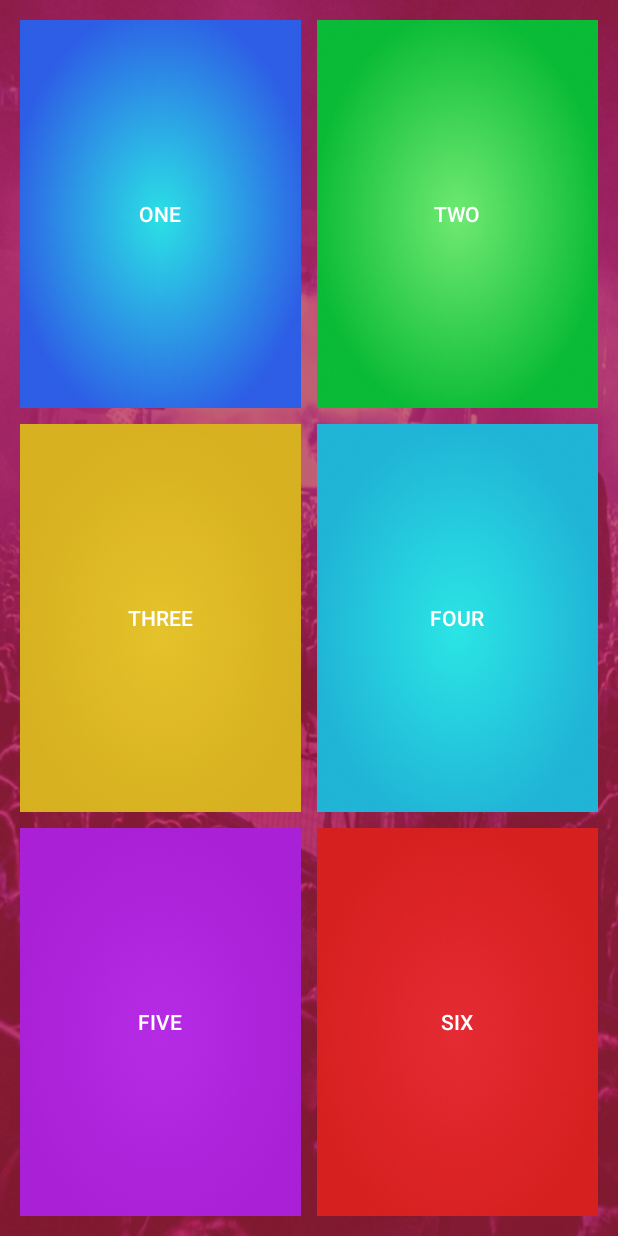
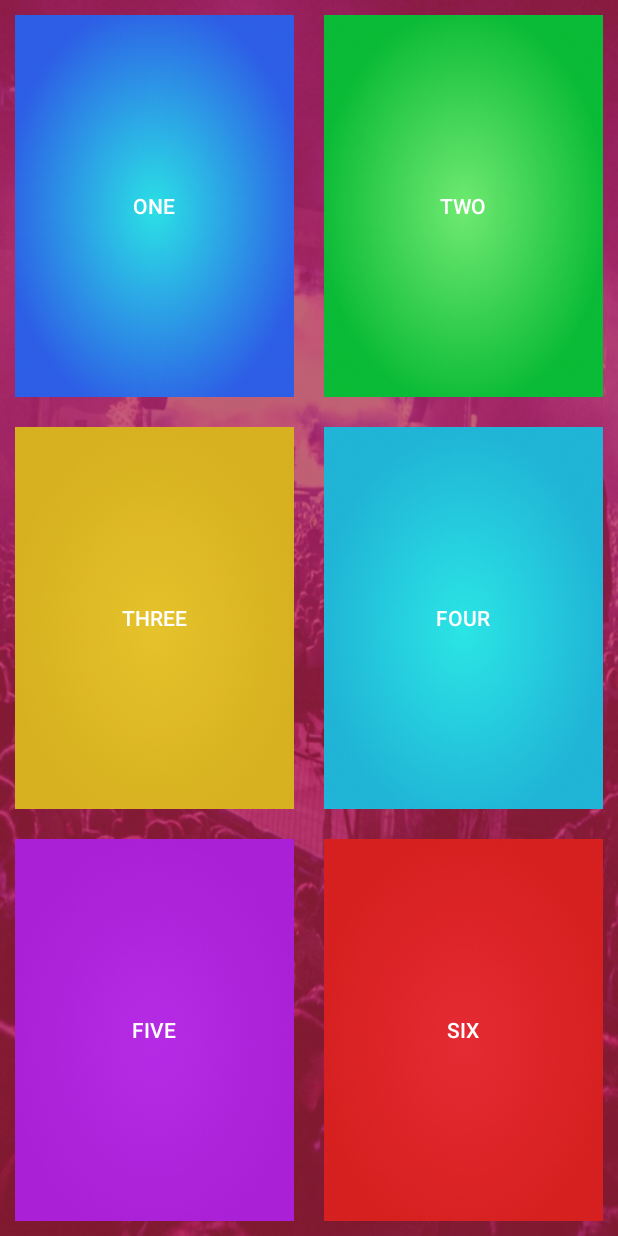
Before and after one commit to Abhishekabi/Drums, an Android app: the screen it shows after launch (MainActivity), on a phone screen of 412 x 824 dp. Run offline under Robolectric (Android 15) with nearby library versions, the phone set to English and light mode, and no system bars.

```diff
--- a/app/src/main/java/com/example/abima/gridlayout/MainActivity.java
+++ b/app/src/main/java/com/example/abima/gridlayout/MainActivity.java
@@ -3,7 +3,6 @@ package com.example.abima.gridlayout;
 import android.media.MediaPlayer;
 import android.support.v7.app.AppCompatActivity;
 import android.os.Bundle;
-import android.util.Log;
 import android.view.View;
 
 public class MainActivity extends AppCompatActivity {
--- a/app/src/main/res/layout/activity_main.xml
+++ b/app/src/main/res/layout/activity_main.xml
@@ -10,12 +10,6 @@
     <android.support.v7.widget.GridLayout
         android:layout_width="0dp"
         android:layout_height="0dp"
-        android:layout_marginBottom="8dp"
-        android:layout_marginEnd="8dp"
-        android:layout_marginLeft="8dp"
-        android:layout_marginRight="8dp"
-        android:layout_marginStart="8dp"
-        android:layout_marginTop="8dp"
         app:layout_constraintBottom_toBottomOf="parent"
         app:layout_constraintEnd_toEndOf="parent"
         app:layout_constraintStart_toStartOf="parent"
@@ -25,7 +19,7 @@
             android:id="@+id/one"
             android:layout_width="wrap_content"
             android:layout_height="wrap_content"
-            android:layout_margin="5dp"
+            android:layout_margin="10dp"
             android:background="@drawable/one"
             android:onClick="playSound"
             android:text="@string/one"
@@ -40,7 +34,7 @@
             android:id="@+id/two"
             android:layout_width="wrap_content"
             android:layout_height="wrap_content"
-            android:layout_margin="5dp"
+            android:layout_margin="10dp"
             android:background="@drawable/two"
             android:onClick="playSound"
             android:text="@string/two"
@@ -55,7 +49,7 @@
             android:id="@+id/three"
             android:layout_width="wrap_content"
             android:layout_height="wrap_content"
-            android:layout_margin="5dp"
+            android:layout_margin="10dp"
             android:background="@drawable/three"
             android:contentDescription="@string/three"
             android:onClick="playSound"
@@ -71,7 +65,7 @@
             android:id="@+id/five"
             android:layout_width="wrap_content"
             android:layout_height="wrap_content"
-            android:layout_margin="5dp"
+            android:layout_margin="10dp"
             android:background="@drawable/five"
             android:contentDescription="@string/five"
             android:onClick="playSound"
@@ -87,7 +81,7 @@
             android:id="@+id/four"
             android:layout_width="wrap_content"
             android:layout_height="wrap_content"
-            android:layout_margin="5dp"
+            android:layout_margin="10dp"
             android:background="@drawable/four"
             android:contentDescription="@string/four"
             android:onClick="playSound"
@@ -103,7 +97,7 @@
             android:id="@+id/six"
             android:layout_width="wrap_content"
             android:layout_height="wrap_content"
-            android:layout_margin="5dp"
+            android:layout_margin="10dp"
             android:background="@drawable/six"
             android:contentDescription="@string/six"
             android:onClick="playSound"
```
